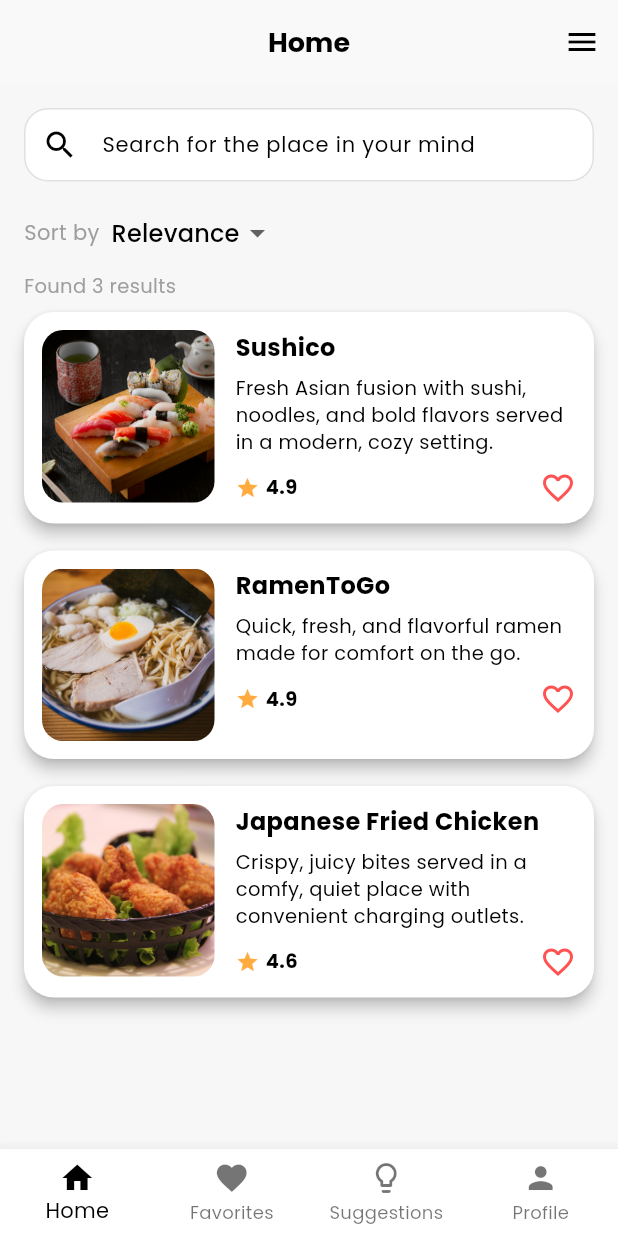
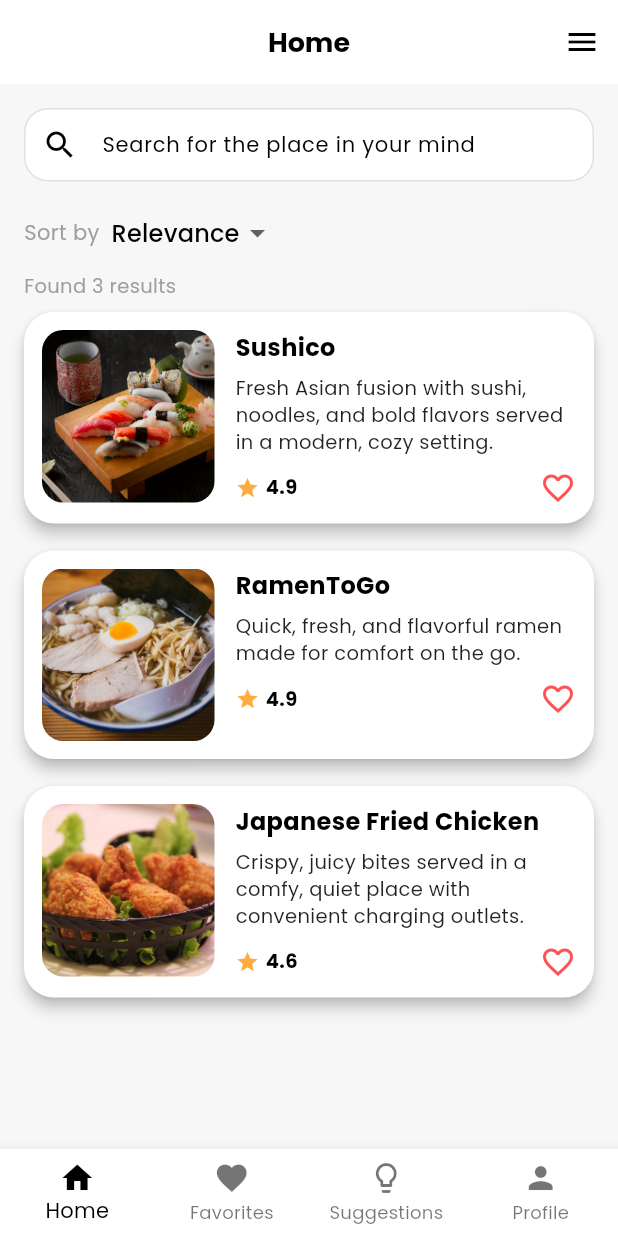
Before and after one commit to taha-kahya/cs310-group11, a Flutter app: the screen it shows once a user with an empty profile is signed in, on a phone screen of 412 x 824 dp. Run offline on Flutter 3.47's test engine with Material 3 defaults, Android fonts, the light colour scheme and no system bars; our stand-ins replace cloud_firestore, firebase_auth, firebase_core, shared_preferences; accounts and stored records are empty.

Commit message:
fix(theme): fix the errors in the theme support implementation

```diff
--- a/lib/widgets/custom_app_bar.dart
+++ b/lib/widgets/custom_app_bar.dart
@@ -1,5 +1,4 @@
 import 'package:flutter/material.dart';
-import 'package:locai/utils/colors.dart';
 import 'package:locai/utils/text_styles.dart';
 
 class CustomAppBar extends StatelessWidget implements PreferredSizeWidget {
@@ -20,30 +19,43 @@ class CustomAppBar extends StatelessWidget implements PreferredSizeWidget {
 
   @override
   Widget build(BuildContext context) {
+    final theme = Theme.of(context);
+
     return AppBar(
-      backgroundColor: AppColors.background,
+      backgroundColor:
+      theme.appBarTheme.backgroundColor ?? theme.colorScheme.surface,
       elevation: 0,
       centerTitle: true,
       automaticallyImplyLeading: false,
+
       leading: showBack
           ? IconButton(
-        icon: Icon(Icons.arrow_back, color: Theme.of(context).iconTheme.color),
+        icon: Icon(
+          Icons.arrow_back,
+          color: theme.iconTheme.color,
+        ),
         onPressed: onBack ?? () => Navigator.of(context).pop(),
       )
           : null,
+
       title: Text(
         title,
-        style: AppTextStyles.subheading,
+        style: AppTextStyles.subheading.copyWith(
+          color: theme.textTheme.titleLarge?.color,
+        ),
       ),
+
       actions: showMenu
           ? [
         Builder(
           builder: (context) => IconButton(
-            icon: Icon(Icons.menu, color: Theme.of(context).iconTheme.color),
+            icon: Icon(
+              Icons.menu,
+              color: theme.iconTheme.color,
+            ),
             onPressed: onMenu ??
                     () {
-                  final scaffoldState = Scaffold.maybeOf(context);
-                  scaffoldState?.openEndDrawer();
+                  Scaffold.maybeOf(context)?.openEndDrawer();
                 },
           ),
         ),
--- a/lib/widgets/place_card.dart
+++ b/lib/widgets/place_card.dart
@@ -164,9 +164,14 @@ class _PlaceCardState extends State<PlaceCard> {
                       place.description,
                       maxLines: 3,
                       overflow: TextOverflow.ellipsis,
-                      style: const TextStyle(
+                      style: TextStyle(
                         fontSize: 13,
-                        color: Theme.of(context).textTheme.bodyLarge?.color?.withOpacity(0.87),
+                        color: Theme.of(context)
+                            .textTheme
+                            .bodyLarge
+                            ?.color
+                            ?.withOpacity(0.87)
+                            ?? Colors.black87,
                         height: 1.4,
                       ),
                     ),
```
Also changed, not shown: lib/pages/noPlacesFound/no_places_found_page.dart (+16 -4 lines).
